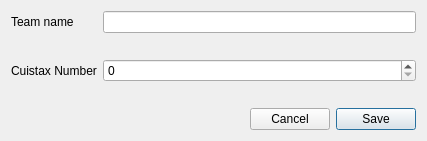
Above: Dialogs/DialogAddTeam.ui from xaviermawet/MagneeCuistax2014 before the change. Below: the same form after it.
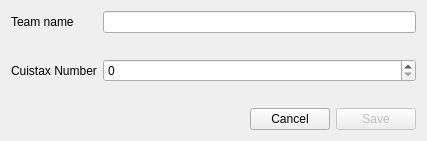
That is the form after the change.

Commit message: Added NException used when checking cuistax number

What changed in the file:
```diff
--- a/Dialogs/DialogAddTeam.ui
+++ b/Dialogs/DialogAddTeam.ui
@@ -83,6 +83,9 @@
      </item>
      <item>
       <widget class="QPushButton" name="pushButtonSave">
+       <property name="enabled">
+        <bool>false</bool>
+       </property>
        <property name="text">
         <string>Save</string>
        </property>
```
The commit also changes 2 other files.
